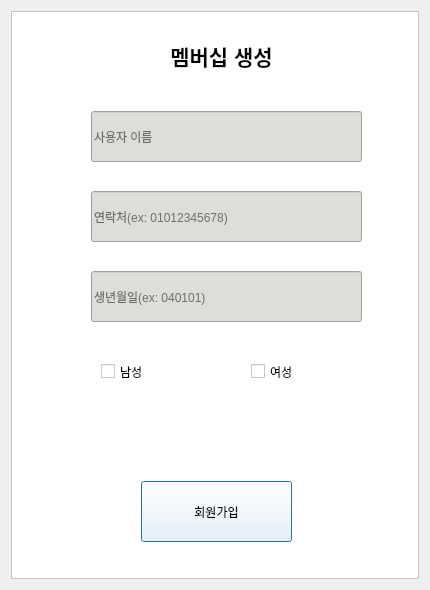
This is ui/signup.ui in pJunghan/RobotArm as Qt 5 draws it before an edit. The edited form follows.
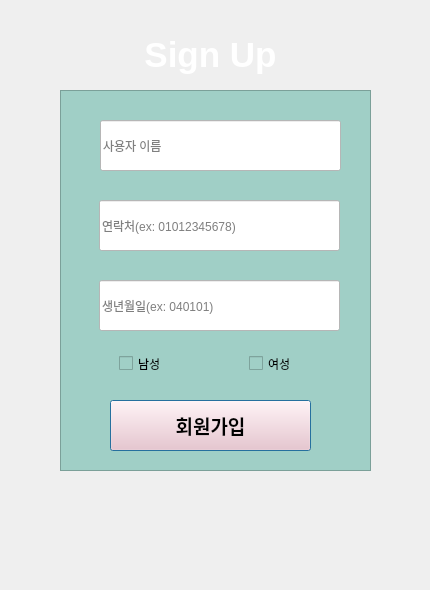
This is the edited form.

The edit to the form file:
```diff
--- a/ui/signup.ui
+++ b/ui/signup.ui
@@ -16,11 +16,17 @@
   <property name="styleSheet">
    <string notr="true"/>
   </property>
-  <layout class="QGridLayout" name="gridLayout">
-   <item row="1" column="0">
     <widget class="QFrame" name="frame">
+   <property name="geometry">
+    <rect>
+     <x>60</x>
+     <y>90</y>
+     <width>311</width>
+     <height>381</height>
+    </rect>
+   </property>
      <property name="styleSheet">
-      <string notr="true">background-color: rgb(255, 255, 255);</string>
+    <string notr="true">background-color: rgb(160,207,198);</string>
      </property>
      <property name="frameShape">
       <enum>QFrame::StyledPanel</enum>
@@ -28,43 +34,17 @@
      <property name="frameShadow">
       <enum>QFrame::Raised</enum>
      </property>
-     <widget class="QLabel" name="label">
-      <property name="geometry">
-       <rect>
-        <x>130</x>
-        <y>20</y>
-        <width>161</width>
-        <height>51</height>
-       </rect>
-      </property>
-      <property name="font">
-       <font>
-        <pointsize>14</pointsize>
-        <weight>75</weight>
-        <bold>true</bold>
-       </font>
-      </property>
-      <property name="styleSheet">
-       <string notr="true">background-color: rgb(255, 255, 255);</string>
-      </property>
-      <property name="text">
-       <string>&lt;html&gt;&lt;head/&gt;&lt;body&gt;&lt;p align=&quot;center&quot;&gt;&lt;span style=&quot; font-size:16pt; color:#000000;&quot;&gt;멤버십 생성&lt;/span&gt;&lt;/p&gt;&lt;/body&gt;&lt;/html&gt;</string>
-      </property>
-      <property name="alignment">
-       <set>Qt::AlignCenter</set>
-      </property>
-     </widget>
      <widget class="QLineEdit" name="Name">
       <property name="geometry">
        <rect>
-        <x>80</x>
-        <y>100</y>
-        <width>271</width>
+      <x>40</x>
+      <y>30</y>
+      <width>241</width>
         <height>51</height>
        </rect>
       </property>
       <property name="styleSheet">
-       <string notr="true">background-color: rgb(222, 221, 218);</string>
+     <string notr="true">background-color: rgb(255, 255, 255);</string>
       </property>
       <property name="echoMode">
        <enum>QLineEdit::Normal</enum>
@@ -79,14 +59,14 @@
      <widget class="QLineEdit" name="PhoneNumber">
       <property name="geometry">
        <rect>
-        <x>80</x>
-        <y>180</y>
-        <width>271</width>
+      <x>39</x>
+      <y>110</y>
+      <width>241</width>
         <height>51</height>
        </rect>
       </property>
       <property name="styleSheet">
-       <string notr="true">background-color: rgb(222, 221, 218);</string>
+     <string notr="true">background-color: rgb(255, 255, 255);</string>
       </property>
       <property name="text">
        <string/>
@@ -104,14 +84,14 @@
      <widget class="QLineEdit" name="Birth">
       <property name="geometry">
        <rect>
-        <x>80</x>
-        <y>260</y>
-        <width>271</width>
+      <x>39</x>
+      <y>190</y>
+      <width>241</width>
         <height>51</height>
        </rect>
       </property>
       <property name="styleSheet">
-       <string notr="true">background-color: rgb(222, 221, 218);</string>
+     <string notr="true">background-color: rgb(255, 255, 255);</string>
       </property>
       <property name="alignment">
        <set>Qt::AlignLeading|Qt::AlignLeft|Qt::AlignVCenter</set>
@@ -123,8 +103,8 @@
      <widget class="QCheckBox" name="checkMale">
       <property name="geometry">
        <rect>
-        <x>90</x>
-        <y>340</y>
+      <x>59</x>
+      <y>253</y>
         <width>101</width>
         <height>41</height>
        </rect>
@@ -136,21 +116,41 @@
      <widget class="QPushButton" name="signupBtn">
       <property name="geometry">
        <rect>
-        <x>130</x>
-        <y>470</y>
-        <width>151</width>
-        <height>61</height>
-       </rect>
-      </property>
+      <x>50</x>
+      <y>310</y>
+      <width>201</width>
+      <height>51</height>
+     </rect>
+    </property>
+    <property name="font">
+     <font>
+      <family>Noto Sans CJK HK</family>
+      <pointsize>14</pointsize>
+      <weight>75</weight>
+      <italic>false</italic>
+      <bold>true</bold>
+     </font>
+    </property>
+    <property name="autoFillBackground">
+     <bool>false</bool>
+    </property>
+    <property name="styleSheet">
+     <string notr="true">background-color: rgb(251,191,196);
+border-color: rgb(251, 191, 196);
+border-color: rgb(251, 191, 196);</string>
+    </property>
       <property name="text">
        <string>회원가입</string>
       </property>
+    <property name="flat">
+     <bool>false</bool>
+    </property>
      </widget>
      <widget class="QCheckBox" name="checkFemale">
       <property name="geometry">
        <rect>
-        <x>240</x>
-        <y>340</y>
+      <x>189</x>
+      <y>253</y>
         <width>101</width>
         <height>41</height>
        </rect>
@@ -160,8 +160,36 @@
       </property>
      </widget>
     </widget>
-   </item>
-  </layout>
+  <widget class="QLabel" name="label">
+   <property name="geometry">
+    <rect>
+     <x>130</x>
+     <y>30</y>
+     <width>161</width>
+     <height>51</height>
+    </rect>
+   </property>
+   <property name="font">
+    <font>
+     <pointsize>14</pointsize>
+     <weight>75</weight>
+     <bold>true</bold>
+    </font>
+   </property>
+   <property name="styleSheet">
+    <string notr="true"/>
+   </property>
+   <property name="text">
+    <string>&lt;!DOCTYPE HTML PUBLIC &quot;-//W3C//DTD HTML 4.0//EN&quot; &quot;http://www.w3.org/TR/REC-html40/strict.dtd&quot;&gt;
+&lt;html&gt;&lt;head&gt;&lt;meta name=&quot;qrichtext&quot; content=&quot;1&quot; /&gt;&lt;style type=&quot;text/css&quot;&gt;
+p, li { white-space: pre-wrap; }
+&lt;/style&gt;&lt;/head&gt;&lt;body style=&quot; font-family:'Ubuntu'; font-size:14pt; font-weight:600; font-style:normal;&quot;&gt;
+&lt;p align=&quot;center&quot; style=&quot; margin-top:12px; margin-bottom:12px; margin-left:0px; margin-right:0px; -qt-block-indent:0; text-indent:0px;&quot;&gt;&lt;span style=&quot; font-size:26pt; color:#ffffff;&quot;&gt;Sign Up&lt;/span&gt;&lt;/p&gt;&lt;/body&gt;&lt;/html&gt;</string>
+   </property>
+   <property name="alignment">
+    <set>Qt::AlignCenter</set>
+   </property>
+  </widget>
  </widget>
  <tabstops>
   <tabstop>Name</tabstop>
```
Lines whose indentation alone changed are shown as unchanged.
